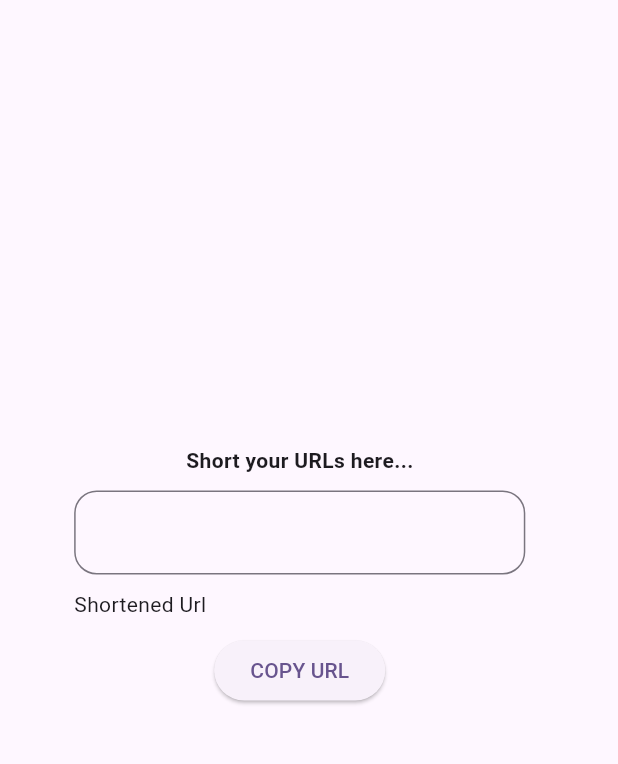
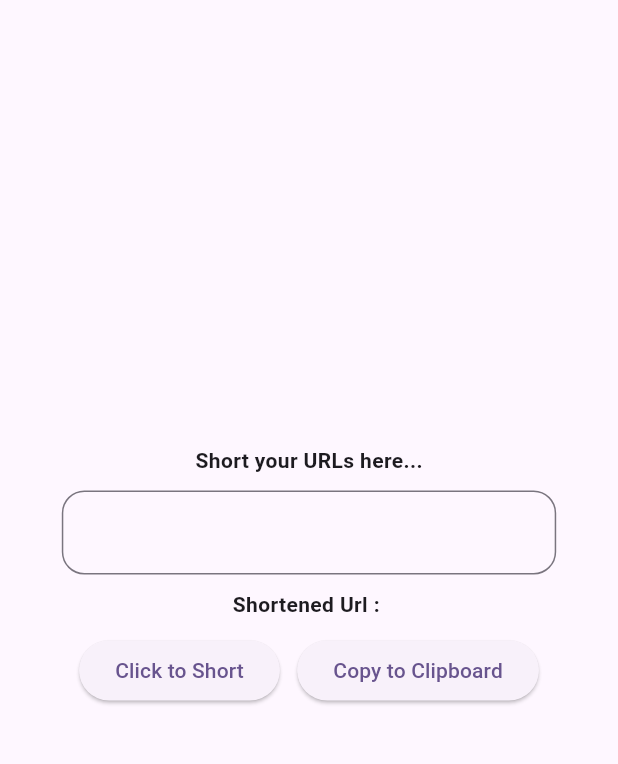
Before and after one commit to VinayaAugusthy/url_shortner, a Flutter app: the screen it shows after launch, on a phone screen of 412 x 824 dp, the part 84-848 px from its top. Run offline on Flutter 3.47's test engine with Material 2 defaults, Android fonts, the phone set to English and light mode, and no system bars; missing offline and left inert: clipboard.

Commit message:
function created and implemented

```diff
--- a/lib/home.dart
+++ b/lib/home.dart
@@ -1,6 +1,8 @@
+import 'dart:convert';
+
+import 'package:clipboard/clipboard.dart';
 import 'package:flutter/material.dart';
 import 'package:http/http.dart' as http;
-
 
 class HomeScreen extends StatefulWidget {
   const HomeScreen({super.key});
@@ -12,6 +14,11 @@ class HomeScreen extends StatefulWidget {
 class _HomeScreenState extends State<HomeScreen> {
   TextEditingController urlController = TextEditingController();
   var shortenLink = '';
+  @override
+  void dispose() {
+    urlController.dispose();
+    super.dispose();
+  }
 
   @override
   Widget build(BuildContext context) {
@@ -29,8 +36,8 @@ class _HomeScreenState extends State<HomeScreen> {
       ),
       body: Padding(
         padding: EdgeInsets.only(
-          left: size.width * 0.12,
-          right: size.width * 0.15,
+          left: size.width * 0.1,
+          right: size.width * 0.1,
           // top:
         ),
         child: Column(
@@ -48,28 +55,62 @@ class _HomeScreenState extends State<HomeScreen> {
             TextFormField(
               controller: urlController,
               decoration: InputDecoration(
-                border:
-                    OutlineInputBorder(borderRadius: BorderRadius.circular(15)),
+                border: OutlineInputBorder(
+                  borderRadius: BorderRadius.circular(15),
+                ),
               ),
             ),
             const SizedBox(
               height: 10,
             ),
-            const Row(
-              children: [Text('Shortened Url')],
+            Text(
+              'Shortened Url : $shortenLink',
+              style: const TextStyle(
+                fontWeight: FontWeight.bold,
+              ),
             ),
             const SizedBox(
               height: 10,
             ),
-            ElevatedButton(
-              onPressed: () {},
-              child: const Text(
-                'COPY URL',
-              ),
+            Row(
+              mainAxisAlignment: MainAxisAlignment.spaceEvenly,
+              children: [
+                ElevatedButton(
+                  onPressed: () {
+                    getUrl();
+                  },
+                  child: const Text(
+                    'Click to Short',
+                  ),
+                ),
+                ElevatedButton(
+                  onPressed: () {
+                    FlutterClipboard.copy(shortenLink);
+                  },
+                  child: const Text(
+                    'Copy to Clipboard',
+                  ),
+                ),
+              ],
             )
           ],
         ),
       ),
     );
   }
+
+  Future<String> getUrl() async {
+    var url = urlController.text;
+    var response = await http.get(
+      Uri.parse(
+        'https://api.shrtco.de/v2/shorten?url=$url',
+      ),
+    );
+    var jsonData = jsonDecode(response.body);
+
+    setState(() {
+      shortenLink = jsonData['result']['short_link'];
+    });
+    return 'Success';
+  }
 }
```
